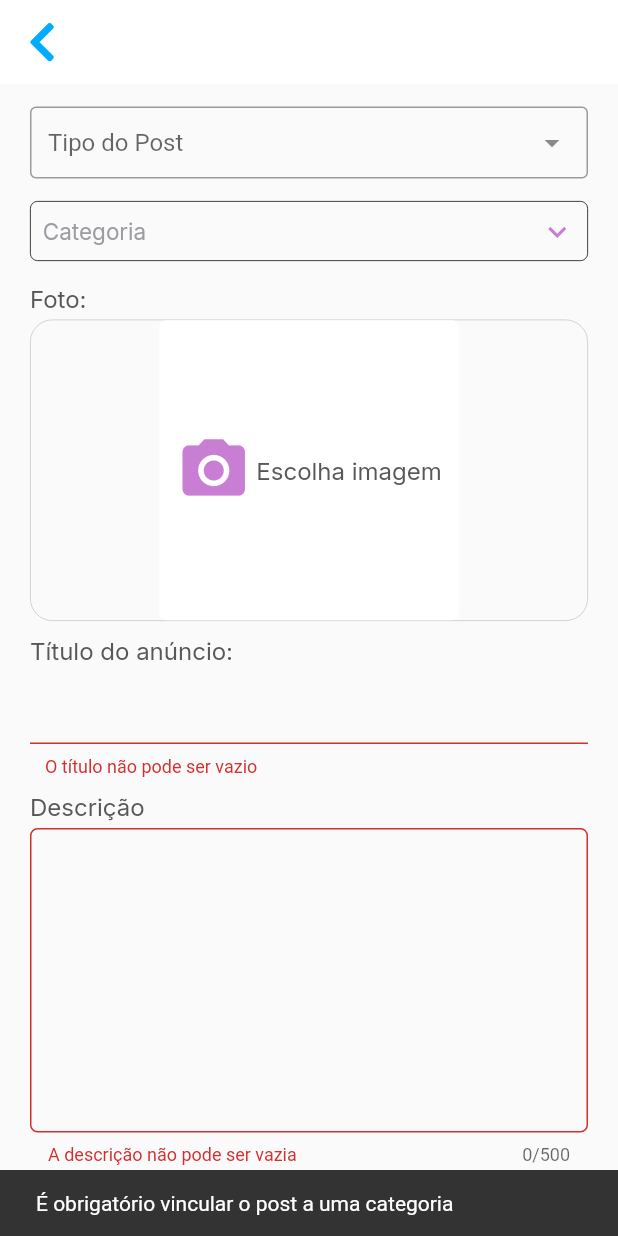
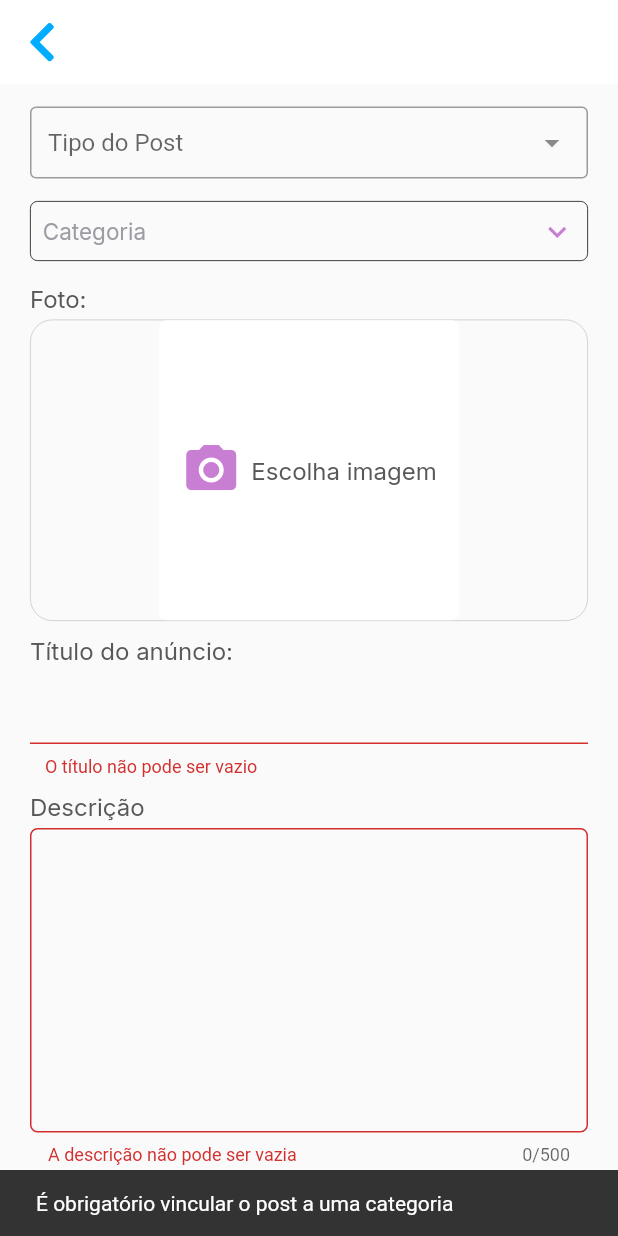
Before and after one commit to UnBArqDsw2021-1/2021.1_G5_ProjetoDonner_Front-end, a Flutter app: the CreatePostScreen screen opened directly, after a tap on "Postar", on a phone screen of 412 x 824 dp. Run offline on Flutter 3.47's test engine with Material 2 defaults, Android fonts, the phone set to English and light mode, and no system bars; drawn by our look-alikes of dropdown_search; our stand-ins replace cloud_firestore, firebase_auth, firebase_core, firebase_storage, font_awesome_flutter, google_fonts and 2 more; missing offline and left inert: estados_municipios; accounts and stored records are empty.

Commit message:
Remover overflows e código repetido
Removeu-se o overflow que ocorria no editor de postagens e o código
repetido de AvailablePosts.

Imports desnecessários em HomeScreen também foram corrigidos

```diff
--- a/donner/lib/screens/create_post_screen.dart
+++ b/donner/lib/screens/create_post_screen.dart
@@ -2,12 +2,12 @@ import 'dart:io';
 
 import 'package:donner/controllers/create_post_controller.dart';
 import 'package:donner/models/category_model.dart';
+import 'package:donner/shared/themes/app_colors.dart';
 import 'package:donner/shared/themes/app_text_styles.dart';
 import 'package:donner/shared/widgets/button_widget/factory_button.dart';
 import 'package:donner/shared/widgets/input_dropdown_widget.dart';
 import 'package:donner/shared/widgets/input_text_widget.dart';
 import 'package:firebase_auth/firebase_auth.dart';
-import 'package:donner/shared/themes/app_colors.dart';
 import 'package:flutter/material.dart';
 import 'package:font_awesome_flutter/font_awesome_flutter.dart';
 import 'package:image_picker/image_picker.dart';
@@ -80,7 +80,7 @@ class _CreatePostScreenState extends State<CreatePostScreen> {
       icon: const Icon(
         Icons.camera_alt,
         color: AppColors.primary,
-        size: 50,
+        size: 40,
       ),
       isFill: true,
     );
@@ -107,8 +107,7 @@ class _CreatePostScreenState extends State<CreatePostScreen> {
         elevation: 0,
         leading: GestureDetector(
             onTap: () {
-              if(!loading)
-                Navigator.of(context).pop();
+              if (!loading) Navigator.of(context).pop();
             },
             child: const Icon(
               FontAwesomeIcons.chevronLeft,
@@ -123,8 +122,8 @@ class _CreatePostScreenState extends State<CreatePostScreen> {
                 child: const Center(
                   child: CircularProgressIndicator(),
                 ),
-              ) :
-            SingleChildScrollView(
+              )
+            : SingleChildScrollView(
                 child: Container(
                   padding: const EdgeInsets.symmetric(horizontal: 20),
                   child: Form(
--- a/donner/lib/screens/home_screen.dart
+++ b/donner/lib/screens/home_screen.dart
@@ -4,11 +4,9 @@ import 'package:donner/models/announcement_model.dart';
 import 'package:donner/models/client_model.dart';
 import 'package:donner/shared/services/firestore_service.dart';
 import 'package:donner/shared/themes/app_colors.dart';
-import 'package:donner/shared/themes/app_text_styles.dart';
 import 'package:donner/shared/widgets/announcement_tile_widget.dart';
 import 'package:donner/shared/widgets/sidebar_widget.dart';
 import 'package:flutter/material.dart';
-import 'package:font_awesome_flutter/font_awesome_flutter.dart';
 
 class HomeScreen extends StatefulWidget {
   ClientModel? user;
@@ -24,19 +22,6 @@ class _HomeScreenState extends State<HomeScreen> {
     return Scaffold(
       appBar: AppBar(
         backgroundColor: AppColors.primary,
-      //   bottom: TabBar(
-      //     controller: ,
-      //     tabs: [
-      //       Tab(child: Text("Categoria", style: AppTextStyles.tabBarText)),
-      //       Tab(child: Text("Filtro", style: AppTextStyles.tabBarText))
-      //     ],
-      //   ),
-        // leading: Icon(Icons.menu, color: AppColors.backgroundColor),
-        // actions: [
-        //   IconButton(
-        //       onPressed: () {},
-        //       icon: Icon(Icons.search, color: AppColors.backgroundColor))
-        // ],
       ),
       body: FutureBuilder<QuerySnapshot>(
           future: FirestoreService().getAnnouncements(),
@@ -47,7 +32,7 @@ class _HomeScreenState extends State<HomeScreen> {
               );
             } else {
               return GridView.builder(
-                  padding: EdgeInsets.all(10),
+                  padding: const EdgeInsets.all(10),
                   gridDelegate: const SliverGridDelegateWithFixedCrossAxisCount(
                     crossAxisSpacing: 4,
                     mainAxisSpacing: 4,
@@ -77,7 +62,7 @@ class _HomeScreenState extends State<HomeScreen> {
         },
       ),
       floatingActionButton: Padding(
-        padding: EdgeInsets.only(top: 20),
+        padding: const EdgeInsets.only(top: 20),
         child: FloatingActionButton(
           onPressed: () {
             Navigator.pushNamed(context, "/create_post");
@@ -99,7 +84,7 @@ class _HomeScreenState extends State<HomeScreen> {
                 ),
               ],
             ),
-            child: Icon(
+            child: const Icon(
               Icons.add_rounded,
               size: 40,
               color: AppColors.secondary,
@@ -116,7 +101,7 @@ class _HomeScreenState extends State<HomeScreen> {
           children: [
             GestureDetector(
               onTap: () {},
-              child: Icon(
+              child: const Icon(
                 Icons.person_outline,
                 color: AppColors.backgroundColor,
                 size: 35,
@@ -124,7 +109,7 @@ class _HomeScreenState extends State<HomeScreen> {
             ),
             GestureDetector(
               onTap: () {},
-              child: Icon(
+              child: const Icon(
                 Icons.home_outlined,
                 size: 35,
                 color: AppColors.backgroundColor,
```
Also changed, not shown: donner/lib/screens/available_posts.dart (deleted, +0 -62 lines), donner/pubspec.lock.
